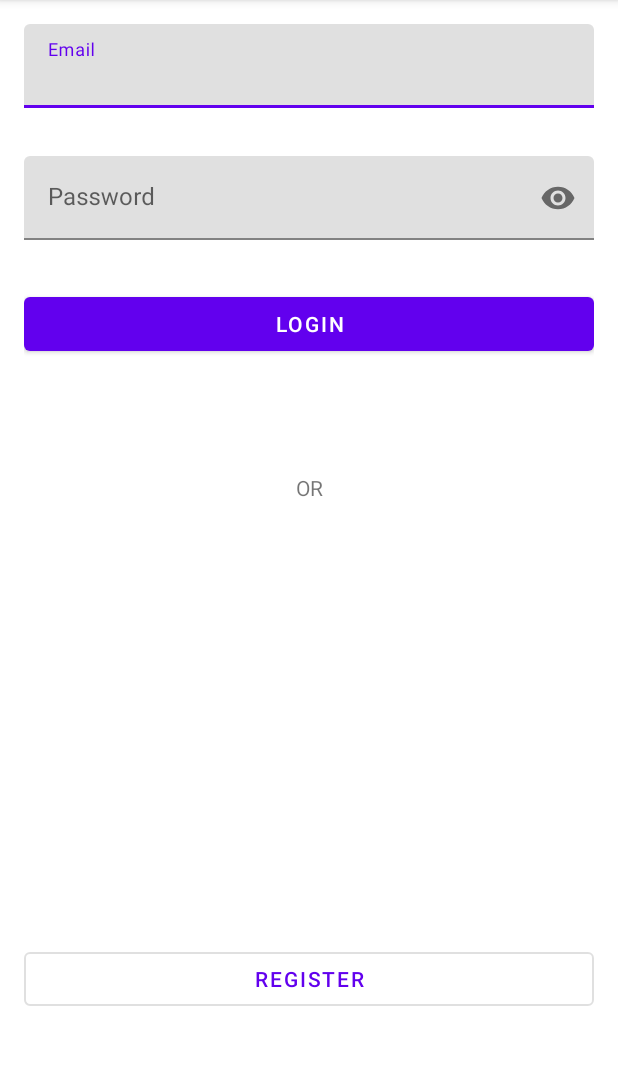
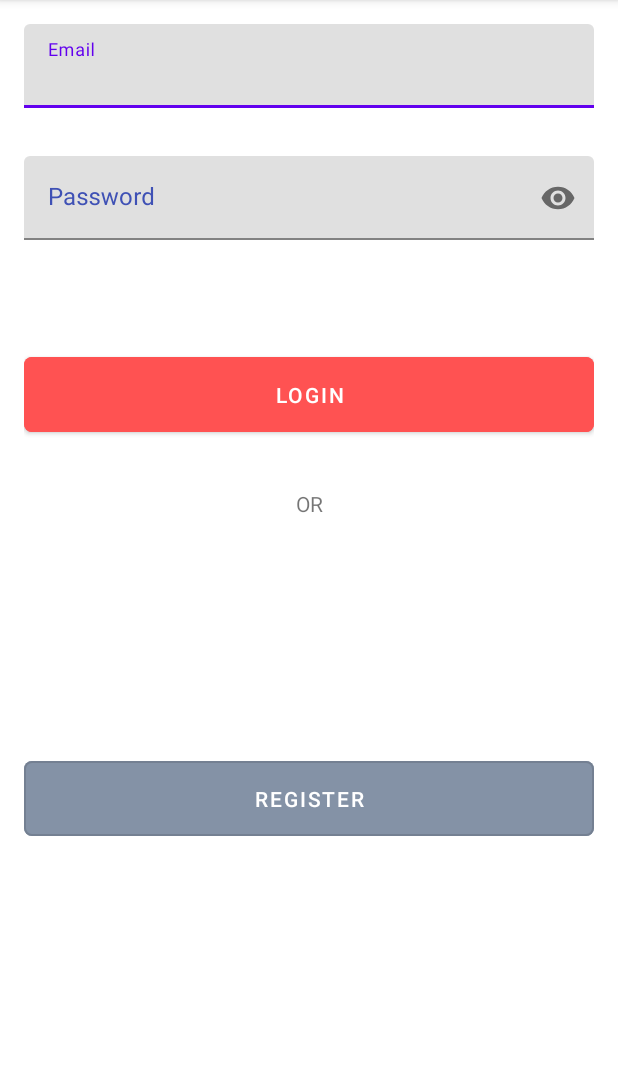
Before and after one commit to analuramalho/DESAFIO_KOTLIN_02, an Android app: the screen it shows after launch (MainActivity), on a phone screen of 412 x 824 dp, the part 84-1149 px from its top. Run offline under Robolectric (Android 15) with nearby library versions, the phone set to English and light mode, and no system bars.

Commit message:
Configuração layout

```diff
--- a/DigitalHouseFoods/app/src/main/res/layout/fragment_login.xml
+++ b/DigitalHouseFoods/app/src/main/res/layout/fragment_login.xml
@@ -12,6 +12,7 @@
         android:layout_width="match_parent"
         android:layout_height="wrap_content"
         android:hint="@string/email"
+        android:textColorHint="@color/textcolor"
         app:layout_constraintStart_toStartOf="parent"
         app:layout_constraintTop_toTopOf="parent">
 
@@ -27,6 +28,7 @@
         android:layout_height="wrap_content"
         android:layout_marginTop="@dimen/marginTop"
         android:hint="@string/password"
+        android:textColorHint="@color/textcolor"
         app:endIconMode="password_toggle"
         app:layout_constraintStart_toStartOf="parent"
         app:layout_constraintTop_toBottomOf="@+id/txtEmail_loginFragment">
@@ -42,8 +44,12 @@
         android:id="@+id/btnLogin_loginFragment"
         android:layout_width="match_parent"
         android:layout_height="wrap_content"
-        android:layout_marginTop="@dimen/marginTop"
+        android:layout_marginTop="72dp"
+        android:backgroundTint="@color/botaologin"
+        android:padding="15dp"
+        app:cornerRadius="5dp"
         android:text="@string/login"
+        android:textColor="@color/white"
         app:layout_constraintEnd_toEndOf="parent"
         app:layout_constraintStart_toStartOf="parent"
         app:layout_constraintTop_toBottomOf="@+id/txtPassword_loginFragment" />
@@ -67,9 +73,12 @@
         style="?attr/materialButtonOutlinedStyle"
         android:layout_width="match_parent"
         android:layout_height="wrap_content"
-        android:layout_marginBottom="@dimen/marginTop"
+        android:layout_marginTop="156dp"
+        android:backgroundTint="@color/botaoregister"
         android:text="@string/register"
-        app:layout_constraintBottom_toBottomOf="parent"
+        android:textColor="@color/white"
+        app:cornerRadius="5dp"
+        android:padding="15dp"
         app:layout_constraintEnd_toEndOf="parent"
         app:layout_constraintStart_toStartOf="parent"
         app:layout_constraintTop_toBottomOf="@+id/textView" />
--- a/DigitalHouseFoods/app/src/main/res/values/colors.xml
+++ b/DigitalHouseFoods/app/src/main/res/values/colors.xml
@@ -3,4 +3,9 @@
     <color name="colorPrimary">#6200EE</color>
     <color name="colorPrimaryDark">#3700B3</color>
     <color name="colorAccent">#03DAC5</color>
+    <color name="botaologin">#FF5252</color>
+    <color name="botaoregister">#8492A6</color>
+    <color name="textcolor">#3F51B5</color>
+    <color name="white">#FFFFFF</color>
+
 </resources>
```
Also changed, not shown: DigitalHouseFoods/app/src/main/java/com/example/digitalhousefoods/detalhesRestaurante/repository/CardapioRepository.kt (+12 -0 lines), DigitalHouseFoods/app/src/main/res/layout/fragment_register.xml (+8 -3 lines).
